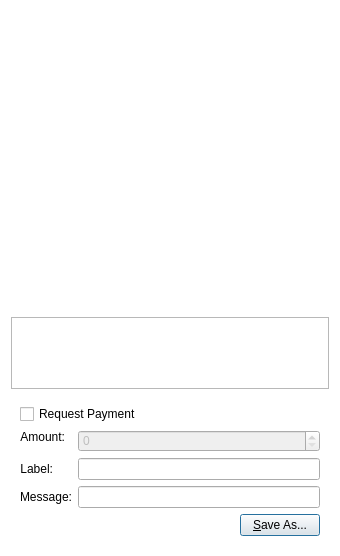
hanzou-x/Flaps, file src/qt/forms/qrcodedialog.ui: the form before one commit.
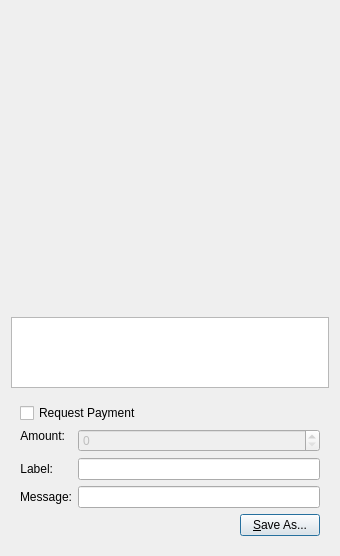
The form after the commit. Custom widgets are drawn as their Qt base class.

Commit message: Style Sheet Fix SP4.1

Patch:
```diff
--- a/src/qt/forms/qrcodedialog.ui
+++ b/src/qt/forms/qrcodedialog.ui
@@ -13,9 +13,6 @@
   <property name="windowTitle">
    <string>QR Code Dialog</string>
   </property>
-  <property name="styleSheet">
-   <string notr="true">QDialog { background: transparent; }</string>
-  </property>
   <layout class="QVBoxLayout" name="verticalLayout_3">
    <item>
     <widget class="QLabel" name="lblQRCode">
```
The commit also changes 12 other files.
